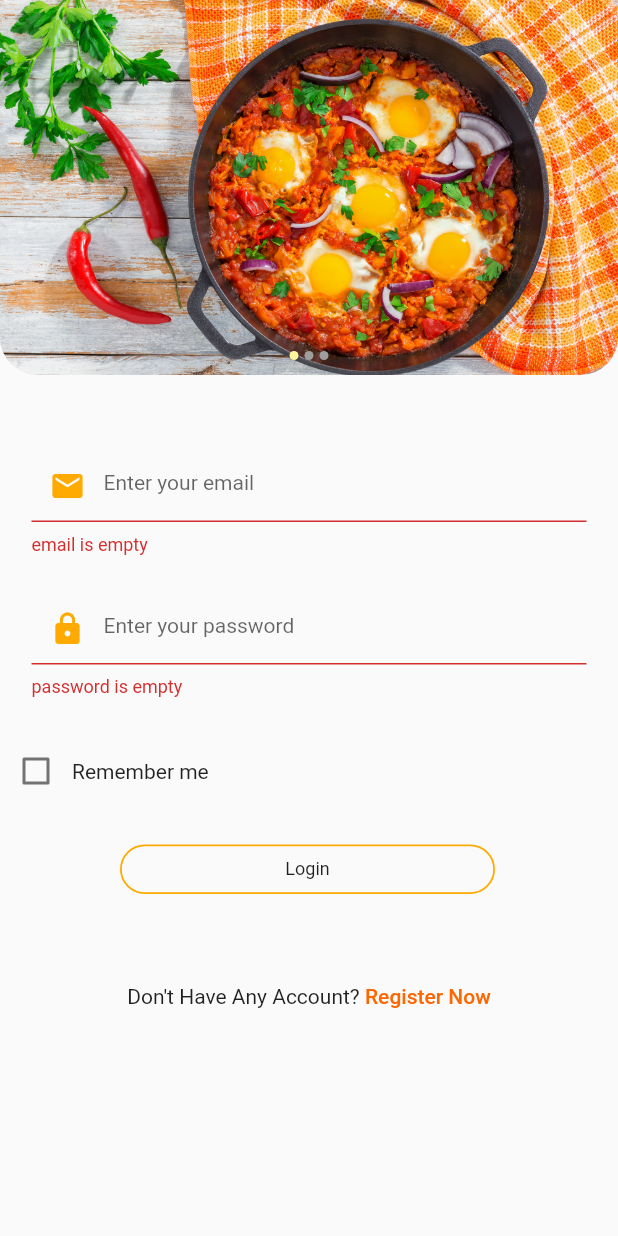
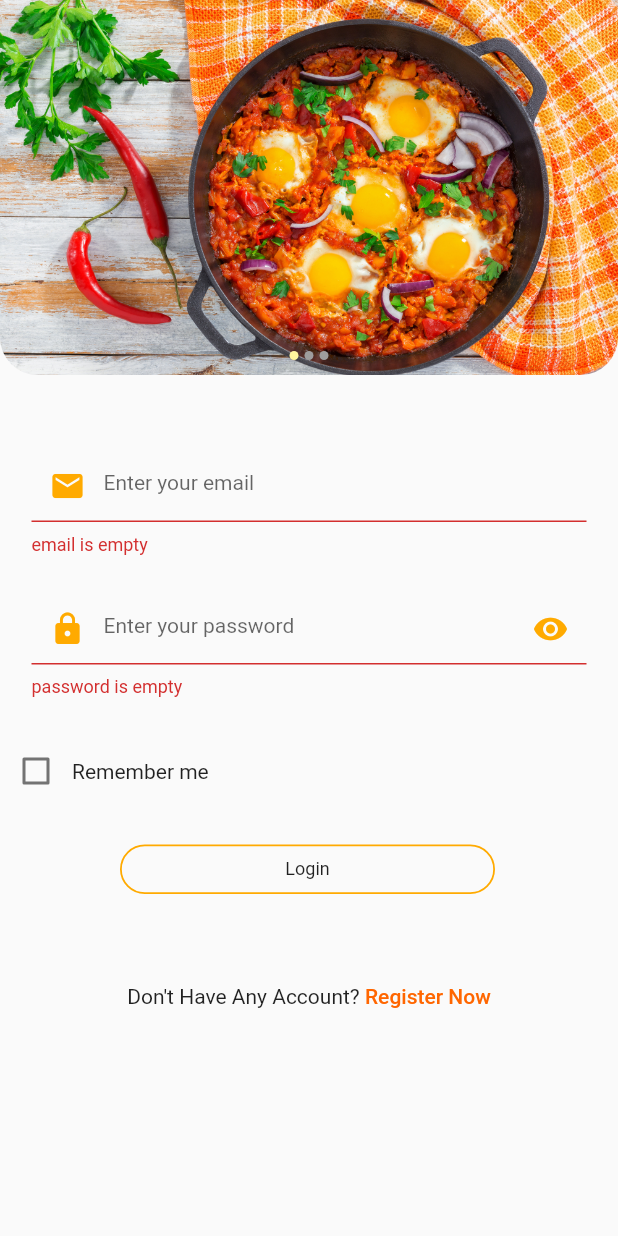
Before and after one commit to eya-98/diyeri, a Flutter app: the screen it shows after launch, on a phone screen of 412 x 824 dp. Run offline on Flutter 3.47's test engine with Material 2 defaults, Android fonts, the phone set to English and light mode, and no system bars; drawn by our look-alikes of flutter_image_slideshow; our stand-ins replace badges, cloud_firestore, dotted_border, firebase_auth, firebase_core, image_picker and 1 more; missing offline and left inert: dart:ffi; accounts and stored records are empty.

Commit message:
login page

```diff
--- a/diyeri/lib/screens/login.dart
+++ b/diyeri/lib/screens/login.dart
@@ -11,11 +11,11 @@ class Login extends StatefulWidget {
 createState() => Thelogin();
 }
 class Thelogin extends State<Login> {
-
-  Widget build(BuildContext context) {
-    Auth_provider auth = Provider.of<Auth_provider>(context);
+  bool Obscure = true;
     bool isChecked = false;
     GlobalKey<FormState> formstate =  GlobalKey<FormState>();
+    TextEditingController email =  TextEditingController();
+    TextEditingController pwd =  TextEditingController();
     send(){
   var formdata = formstate.currentState;
   if (formdata!.validate()) {
@@ -26,8 +26,9 @@ class Thelogin extends State<Login> {
     print("not valid");
   }
 }
-    TextEditingController email =  TextEditingController();
-    TextEditingController pwd =  TextEditingController();
+  Widget build(BuildContext context) {
+          Auth_provider auth = Provider.of<Auth_provider>(context);
+
     return Scaffold(
 body: SingleChildScrollView(
 child: Column(
@@ -86,6 +87,7 @@ child: Column(
        SizedBox(
           width: 370,
           child: TextFormField(
+            obscureText: Obscure,
            validator: (text){
               if (text!.isEmpty) {
                 return "password is empty";
@@ -95,9 +97,23 @@ child: Column(
               }
               return null;
             },
-          decoration: const InputDecoration(
-            focusedBorder: OutlineInputBorder(
-    borderRadius: BorderRadius.only(
+          decoration: InputDecoration(
+            suffixIcon: InkWell(
+            child: Icon(Icons.visibility,
+            color: Color(0xffffaa00),
+            ),
+            onTap: () {
+
+              WidgetsBinding.instance.addPostFrameCallback((_) => setState(() {
+                Obscure = !Obscure;
+              }));
+                    print("aaaaaaaaaa");
+
+      print(Obscure);
+            },
+        ),
+            focusedBorder: const OutlineInputBorder(
+    borderRadius:  BorderRadius.only(
 
       bottomLeft: Radius.circular(15.0),
 
@@ -109,12 +125,13 @@ child: Column(
 
   ),
             hintText: "Enter your password",
-            hintStyle: TextStyle(fontSize: 14),
-          prefixIcon: Icon(Icons.lock, color: Color(0xffffaa00) ),
+            hintStyle: const TextStyle(fontSize: 14),
+          prefixIcon: const Icon(Icons.lock, color: Color(0xffffaa00) ),
+
           ),
-          obscureText: true,
           textInputAction: TextInputAction.go,
           controller: pwd,
+
           ),)])
         )
         ),
@@ -122,6 +139,9 @@ child: Column(
                Row( children : [
        Checkbox( value: isChecked,
        onChanged: (value) {
+         setState(() {
+           isChecked = !isChecked;
+         });
              },
        ),
        const Text('Remember me'),
```
